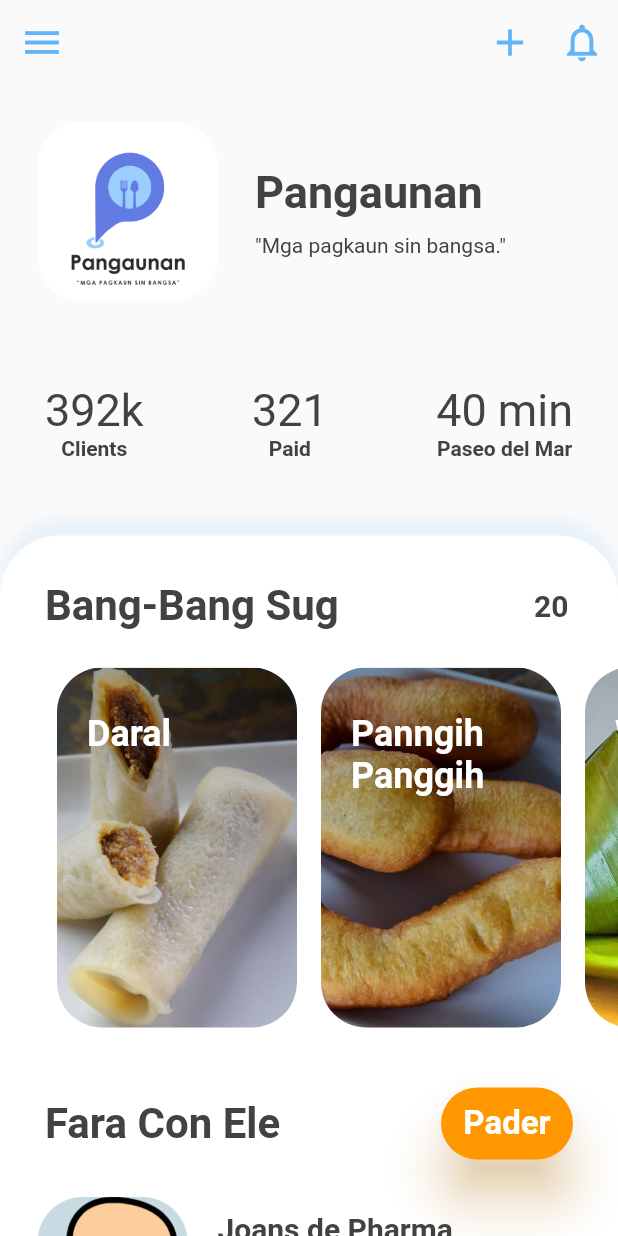
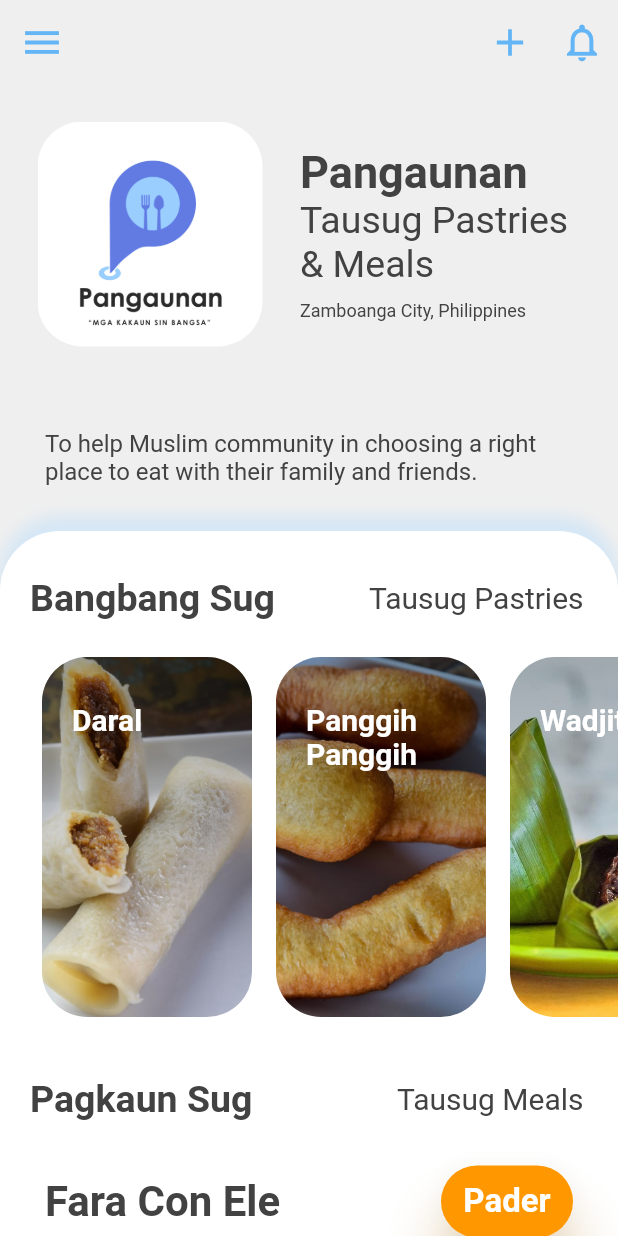
Before and after one commit to Lasa-Dev/Pangaunan, a Flutter app: the screen it shows after launch, on a phone screen of 412 x 824 dp. Run offline on Flutter 3.47's test engine with Material 2 defaults, Android fonts, the phone set to English and light mode, and no system bars; Roboto replaces fonts that are missing (Rubik).

Commit message:
Nice :tada:

```diff
--- a/lib/main.dart
+++ b/lib/main.dart
@@ -11,6 +11,7 @@ class MyApp extends StatelessWidget {
       debugShowCheckedModeBanner: false,
       title: 'Pangaunan',
       theme: ThemeData(
+        scaffoldBackgroundColor: const Color(0xFFEFEFEF),
         primarySwatch: Colors.blue,
       ),
       home: MyHomePage(),
@@ -42,7 +43,7 @@ List<String> image = [
 
 List<String> title = [
   "Daral",
-  "Panngih Panggih",
+  "Panggih Panggih",
   "Wadjit",
   "Panganan",
   "Panyam",
@@ -52,6 +53,20 @@ List<String> title = [
   "Bawlu",
   "Apam",
   "Pastil",
+];
+
+List<String> desc = [
+  "Moisture-rich crepe with sweet coconut filling.",
+  "Soft and chewy flour rings.",
+  "Purple glutinous rice cooked in pure coconut milk.",
+  "Wayruun pa masi kya nganan sambil pa bhaun.",
+  "Masarap bang bakas ha pag-mawludan.",
+  "Pasung pasung pasung pasuuuuuuung.",
+  "Pitis, pitis bih na kamu pitis mapasu pa.",
+  "Tyabid ampa tyabid sambil nahinang tabid-tabid.",
+  "Bawlu lang po sa umaga.",
+  "Apam da lab por meeeeeeeeeee.",
+  "Pastilan dude.",
 ];
 
 class _MyHomePageState extends State<MyHomePage> {
@@ -92,7 +107,7 @@ class _MyHomePageState extends State<MyHomePage> {
                   ClipRRect(
                     borderRadius: BorderRadius.circular(30.0),
                     child: Image(
-                      width: 120.0,
+                      width: 150.0,
                       image: AssetImage('assets/images/pangaunan_logo1.jpg'),
                     ),
                   ),
@@ -106,10 +121,14 @@ class _MyHomePageState extends State<MyHomePage> {
                           'Pangaunan',
                           style: _textStyle.copyWith(fontSize: 30.0, fontWeight: FontWeight.bold),
                         ),
+                        Text(
+                          'Tausug Pastries & Meals',
+                          style: _textStyle.copyWith(fontSize: 25.0),
+                        ),
                         SizedBox(height: 10.0),
                         Text(
-                          '"Mga pagkaun sin bangsa."',
-                          style: _textStyle.copyWith(fontSize: 14.0),
+                          'Zamboanga City, Philippines',
+                          style: _textStyle.copyWith(fontSize: 12.0),
                           )
                       ],
                     ),
@@ -122,40 +141,43 @@ class _MyHomePageState extends State<MyHomePage> {
               child: Row(
                 mainAxisAlignment: MainAxisAlignment.spaceBetween,
                 children: <Widget>[
-                  Column(
+                  Expanded(
+                    child: Column(
                     children: <Widget>[
-                      Text(
-                        '392k',
-                        style: _textStyle.copyWith(fontSize: 30.0),
-                      ),
-                      Text('Clients', style: _textStyle.copyWith(
-                        fontSize: 14.0, fontWeight: FontWeight.bold),)
+                      // Text(
+                      //   '392k',
+                      //   style: _textStyle.copyWith(fontSize: 30.0),
+                      // ),
+                      Text('To help Muslim community in choosing a right place to eat with their family and friends.', style: _textStyle.copyWith(
+                        fontSize: 16.0),)
                     ],
                   ),
-                  Column(
-                    children: <Widget>[
-                      Text(
-                        '321',
-                        style: _textStyle.copyWith(fontSize: 30.0),
-                      ),
-                      Text('Paid', style: _textStyle.copyWith(
-                        fontSize: 14.0, fontWeight: FontWeight.bold),)
-                    ],
                   ),
-                  Column(
-                    children: <Widget>[
-                      Text(
-                        '40 min',
-                        style: _textStyle.copyWith(fontSize: 30.0),
-                      ),
-                      Text('Paseo del Mar', style: _textStyle.copyWith(
-                        fontSize: 14.0, fontWeight: FontWeight.bold),)
-                    ],
-                  )
+
+                  // Column(
+                  //   children: <Widget>[
+                  //     Text(
+                  //       '321',
+                  //       style: _textStyle.copyWith(fontSize: 30.0),
+                  //     ),
+                  //     Text('Paid', style: _textStyle.copyWith(
+                  //       fontSize: 14.0, fontWeight: FontWeight.bold),)
+                  //   ],
+                  // ),
+                  // Column(
+                  //   children: <Widget>[
+                  //     Text(
+                  //       '10-15 min',
+                  //       style: _textStyle.copyWith(fontSize: 30.0),
+                  //     ),
+                  //     Text('Delivery', style: _textStyle.copyWith(
+                  //       fontSize: 14.0, fontWeight: FontWeight.bold),)
+                  //   ],
+                  // )
                 ],
               ),
             ),
-            SizedBox(height: 20.0),
+            // SizedBox(height: 5.0),
             Container(
               width: double.infinity,
               height: MediaQuery.of(context).size.height,
@@ -167,7 +189,7 @@ class _MyHomePageState extends State<MyHomePage> {
                 ),
                 boxShadow: [
                   BoxShadow(
-                    color: Colors.blue[100].withOpacity(0.3),
+                    color: Colors.blue[100].withOpacity(0.5),
                     offset: Offset(0.0, -10.0),
                     blurRadius: 8.0
                   )
@@ -176,20 +198,20 @@ class _MyHomePageState extends State<MyHomePage> {
               child: Column(
                 children: <Widget>[
                   Padding(
-                    padding: EdgeInsets.only(left: 30.0, right: 30.0, top: 30.0),
+                    padding: EdgeInsets.only(left: 20.0, right: 20.0, top: 30.0),
                     child: Row(
                       mainAxisAlignment: MainAxisAlignment.spaceBetween,
                       children: <Widget>[
                         Text(
-                          'Bang-Bang Sug',
-                          style: _textStyle.copyWith(fontSize: 28.0, fontWeight: FontWeight.bold),
+                          'Bangbang Sug',
+                          style: _textStyle.copyWith(fontSize: 25.0, fontWeight: FontWeight.bold),
                         ),
                         Row(
                           children: <Widget>[
                             Text(
-                              '20',
+                              'Tausug Pastries',
                               style: _textStyle.copyWith(
-                                fontSize: 20.0, fontWeight: FontWeight.bold),
+                                fontSize: 20.0,),
                             ),
                             SizedBox(width: 3.0,),
                             // Text(
@@ -203,6 +225,32 @@ class _MyHomePageState extends State<MyHomePage> {
                   ),
                   SizedBox(height: 15.0),
                   MenuList(),
+                  Padding(
+                    padding: EdgeInsets.only(left: 20.0, right: 20.0, top: 30.0),
+                    child: Row(
+                      mainAxisAlignment: MainAxisAlignment.spaceBetween,
+                      children: <Widget>[
+                        Text(
+                          'Pagkaun Sug',
+                          style: _textStyle.copyWith(fontSize: 25.0, fontWeight: FontWeight.bold),
+                        ),
+                        Row(
+                          children: <Widget>[
+                            Text(
+                              'Tausug Meals',
+                              style: _textStyle.copyWith(
+                                fontSize: 20.0,),
+                            ),
+                            SizedBox(width: 3.0,),
+                            // Text(
+                            //   '06',
+                            //   style: _textStyle.copyWith(fontSize: 20.0),
+                            // )
+                          ],
+                        )
+                      ],
+                    ),
+                  ),
                   Padding(
                     padding: EdgeInsets.only(left: 30.0, right: 30.0, top: 30.0),
                     child: Row(
@@ -319,28 +367,48 @@ class _MyHomePageState extends State<MyHomePage> {
   }
 }
 
+class MenuList1 extends StatelessWidget {
+  @override
+  Widget build(BuildContext context) {
+    return Container(
+
+    );
+  }
+}
+
 class MenuList extends StatelessWidget {
   @override
   Widget build(BuildContext context) {
     return Flexible(
       child: Padding(
-        padding: EdgeInsets.only(left: 30.0),
+        padding: EdgeInsets.only(left: 20.0),
         child: Container(
           height: 260.0,
           child: ListView(
             scrollDirection: Axis.horizontal,
             children: <Widget>[
-              MenuOption(title: title[0], image: image[0]),
-              MenuOption(title: title[1], image: image[1]),
-              MenuOption(title: title[2], image: image[2]),
-              MenuOption(title: title[3], image: image[3]),
-              MenuOption(title: title[4], image: image[4]),
-              MenuOption(title: title[5], image: image[5]),
-              MenuOption(title: title[6], image: image[6]),
-              MenuOption(title: title[7], image: image[7]),
-              MenuOption(title: title[8], image: image[8]),
-              MenuOption(title: title[9], image: image[9]),
-              MenuOption(title: title[10], image: image[10]),
+              MenuOption(title: title[0], desc: desc[0], image: image[0]),
+              MenuOption(title: title[1], desc: desc[1], image: image[1]),
+              MenuOption(title: title[2], desc: desc[2], image: image[2]),
+              MenuOption(title: title[3], desc: desc[3], image: image[3]),
+              MenuOption(title: title[4], desc: desc[4], image: image[4]),
+              MenuOption(title: title[5], desc: desc[5], image: image[5]),
+              MenuOption(title: title[6], desc: desc[6], image: image[6]),
+              MenuOption(title: title[7], desc: desc[7], image: image[7]),
+              MenuOption(title: title[8], desc: desc[8], image: image[8]),
+              MenuOption(title: title[9], desc: desc[9], image: image[9]),
+              MenuOption(title: title[10], desc: desc[10], image: image[10]),
+              // MenuOption(title: title[0], image: image[0], desc: desc[0]),
+              // MenuOption(title: title[1], image: image[1], desc: desc[1]),
+              // MenuOption(title: title[2], image: image[2], desc: desc[2]),
+              // MenuOption(title: title[3], image: image[3], desc: desc[3]),
+              // MenuOption(title: title[4], image: image[4], desc: desc[4]),
+              // MenuOption(title: title[5], image: image[5], desc: desc[5]),
+              // MenuOption(title: title[6], image: image[6], desc: desc[6]),
+              // MenuOption(title: title[7], image: image[7], desc: desc[7]),
+              // MenuOption(title: title[8], image: image[8], desc: desc[8]),
+              // MenuOption(title: title[9], image: image[9], desc: desc[9]),
+              // MenuOption(title: title[10], image: image[10], desc: desc[10]),
             ],
           ),
         ),
@@ -350,8 +418,8 @@ class MenuList extends StatelessWidget {
 }
 
 class MenuOption extends StatefulWidget {
-  final String title, image;
-  MenuOption({this.title, this.image});
+  final String title, desc, image;
+  MenuOption({this.title, this.desc, this.image});
 
   @override
   _MenuOptionState createState() => _MenuOptionState();
@@ -363,7 +431,7 @@ class _MenuOptionState extends State<MenuOption> {
     return GestureDetector(
       onTap: () {
         Navigator.of(context).push(
-          MaterialPageRoute(builder: (BuildContext context) => OptionDetail(title: widget.title))
+          MaterialPageRoute(builder: (BuildContext context) => OptionDetail(title: widget.title, desc: widget.desc, image: widget.image,))
         );
       },
           child: Padding(
@@ -373,7 +441,7 @@ class _MenuOptionState extends State<MenuOption> {
           child: Stack(
             children: <Widget>[
               Container(
-                width: 160.0,
+                width: 140.0,
                 height: 240.0,
                 child: Image.asset(widget.image, fit:BoxFit.cover),
               ),
@@ -407,7 +475,7 @@ class _MenuOptionState extends State<MenuOption> {
                       widget.title,
                       style: _textStyle.copyWith(
                         color: Colors.white,
-                        fontSize: 24.0,
+                        fontSize: 20.0,
                         fontWeight: FontWeight.bold),
                     ),
                   ),
--- a/lib/optionDetail.dart
+++ b/lib/optionDetail.dart
@@ -1,8 +1,8 @@
 import 'package:flutter/material.dart';
 
 class OptionDetail extends StatefulWidget {
-  final String title;
-  OptionDetail({this.title});
+  final String title, desc, image;
+  OptionDetail({this.title, this.desc, this.image});
   @override
   _OptionDetailState createState() => _OptionDetailState();
 }
@@ -44,10 +44,12 @@ class _OptionDetailState extends State<OptionDetail> {
                 Container(
                   width: double.infinity,
                   height: 300.0,
-                  child: Image.asset(
-                    'assets/images/recipe_inlustration.jpg',
-                    fit: BoxFit.cover,
-                  ),
+                  child: Image.asset(widget.image,
+                  fit: BoxFit.cover),
+                  // child: Image.asset(
+                  //   'assets/images/recipe_inlustration.jpg',
+                  //   fit: BoxFit.cover,
+                  // ),
                 ),
                 Positioned(
                   left: 0.0,
@@ -61,7 +63,7 @@ class _OptionDetailState extends State<OptionDetail> {
                         end: Alignment.topCenter,
                         colors: [
                           Colors.white.withOpacity(0),
-                          Colors.white.withOpacity(1),
+                          Colors.white.withOpacity(0.3),
                         ]
                       )
                     ),
@@ -90,11 +92,12 @@ class _OptionDetailState extends State<OptionDetail> {
                       children: <Widget>[
                         Padding(
                           padding: EdgeInsets.only(
-                            left: 30.0, right: 30.0, top: 30.0),
+                            left: 30.0, right: 10.0, top: 30.0, bottom: 20.0),
                             child: Row(
                               mainAxisAlignment: MainAxisAlignment.spaceBetween,
                               children: <Widget>[
-                                Column(
+                                Expanded(
+                                  child: Column(
                                   mainAxisSize: MainAxisSize.min,
                                   crossAxisAlignment: CrossAxisAlignment.start,
                                   children: <Widget>[
@@ -106,11 +109,15 @@ class _OptionDetailState extends State<OptionDetail> {
                                     ),
                                     SizedBox(height: 5.0),
                                     Text(
-                                      'Moisture-rich crepe with sweet coconut filling.',
-                                      style: _textStyle.copyWith(fontSize: 16.0),
+                                      // 'Moisture-rich crepe with sweet coconut filling.',
+                                      widget.desc,
+                                      style: _textStyle.copyWith(
+                                        fontSize: 16.0),
                                     )
                                   ],
                                 ),
+                                ),
+
                                 // IconButton(
                                 //   onPressed: (){},
                                 //   icon: Icon(
```
Also changed, not shown: assets/images/pangaunan_logo1.jpg.
